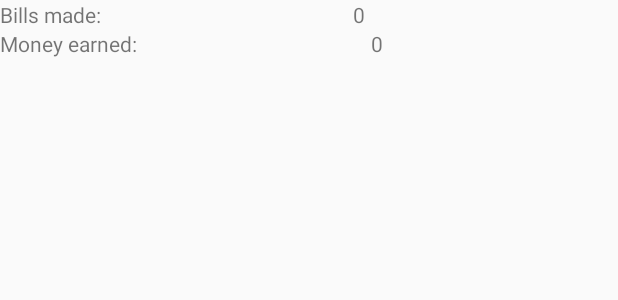
After one commit to FMusic/NoName, an Android app: the layout waiter_info_dialog.xml on its own in the app's theme, with its tools: preview values and no code run, on a phone screen of 412 x 824 dp. The commit adds this screen. Shown: the top 300 px of the screen. Run offline under Robolectric (Android 15) with nearby library versions, the phone set to English and light mode, and no system bars.

Commit message:
added Info for waiter

```diff
--- a/App/NoNameWaiters/app/src/main/AndroidManifest.xml
+++ b/App/NoNameWaiters/app/src/main/AndroidManifest.xml
@@ -16,7 +16,6 @@
                 <category android:name="android.intent.category.LAUNCHER" />
             </intent-filter>
         </activity>
-        <activity android:name=".OrderActivity"></activity>
     </application>
 
 </manifest>
--- a/App/NoNameWaiters/app/src/main/java/org/fm/data/Repository.java
+++ b/App/NoNameWaiters/app/src/main/java/org/fm/data/Repository.java
@@ -9,4 +9,8 @@ public interface Repository {
     List<Drink> getTopThreeDrinks();
     List<Cat> getCategories();
     List<Drink> getDrinksForCategory(Cat category);
+
+    int getBillsToday();
+
+    int getSumMoney();
 }
--- /dev/null
+++ b/App/NoNameWaiters/app/src/main/res/layout/waiter_info_dialog.xml
@@ -0,0 +1,44 @@
+<?xml version="1.0" encoding="utf-8"?>
+<LinearLayout xmlns:android="http://schemas.android.com/apk/res/android"
+    android:orientation="vertical" android:layout_width="match_parent"
+    android:layout_height="match_parent">
+
+    <LinearLayout
+        android:layout_width="match_parent"
+        android:layout_height="wrap_content"
+        >
+        <TextView
+            android:layout_width="wrap_content"
+            android:layout_height="wrap_content"
+            android:layout_weight="1"
+            android:text="@string/bills_made"
+            />
+        <TextView
+            android:layout_width="wrap_content"
+            android:layout_height="wrap_content"
+            android:layout_weight="1"
+            android:text="0"
+            android:id="@+id/tvBillsMade"
+            />
+    </LinearLayout>
+
+    <LinearLayout
+        android:layout_width="match_parent"
+        android:layout_height="wrap_content"
+        >
+        <TextView
+            android:layout_width="wrap_content"
+            android:layout_height="wrap_content"
+            android:layout_weight="1"
+            android:text="@string/money_earned"
+            />
+        <TextView
+            android:layout_width="wrap_content"
+            android:layout_height="wrap_content"
+            android:layout_weight="1"
+            android:text="0"
+            android:id="@+id/tvAmountMoney"
+            />
+    </LinearLayout>
+
+</LinearLayout>
--- a/App/NoNameWaiters/app/src/main/res/values/strings.xml
+++ b/App/NoNameWaiters/app/src/main/res/values/strings.xml
@@ -9,4 +9,6 @@
     <string name="drinks">drinks</string>
     <string name="cats">Categories</string>
     <string name="cart">Cart</string>
+    <string name="bills_made">Bills made:</string>
+    <string name="money_earned">Money earned:</string>
 </resources>
```
Also changed, not shown: App/NoNameWaiters/app/src/main/java/org/fm/OrderActivity.java (+20 -10 lines), App/NoNameWaiters/app/src/main/java/org/fm/data/FakeRepo.java (+10 -0 lines).
